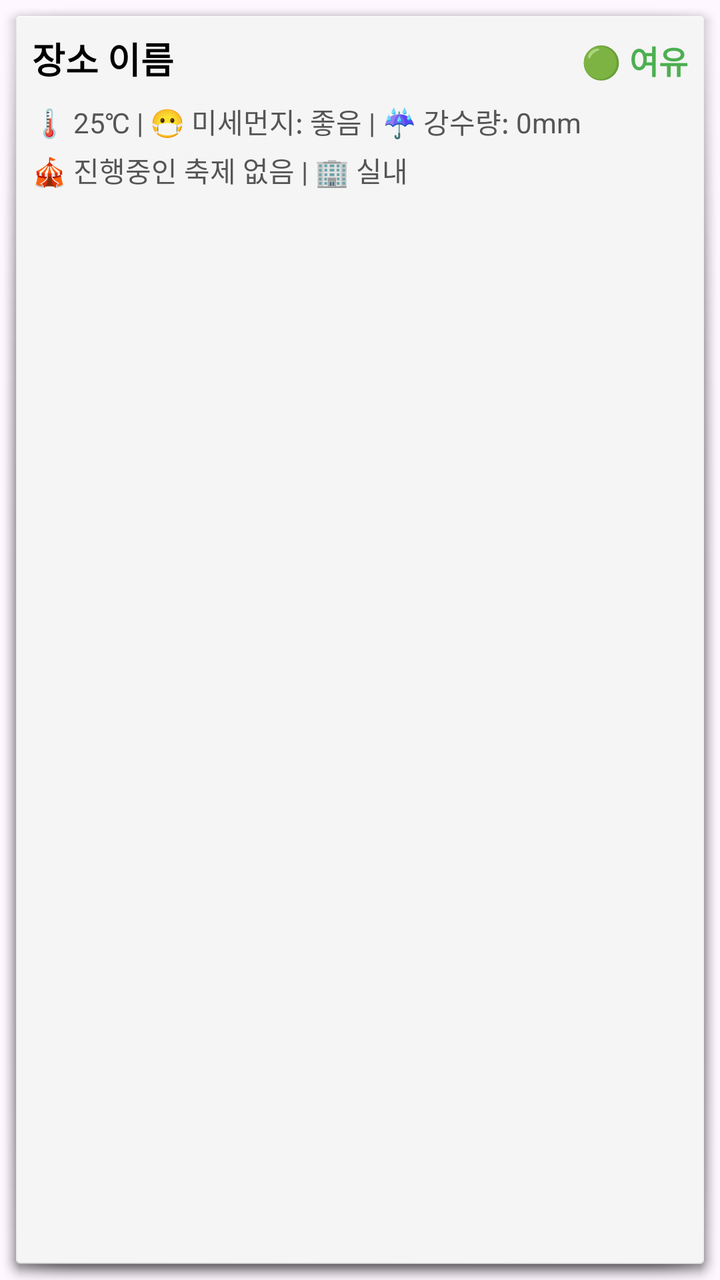
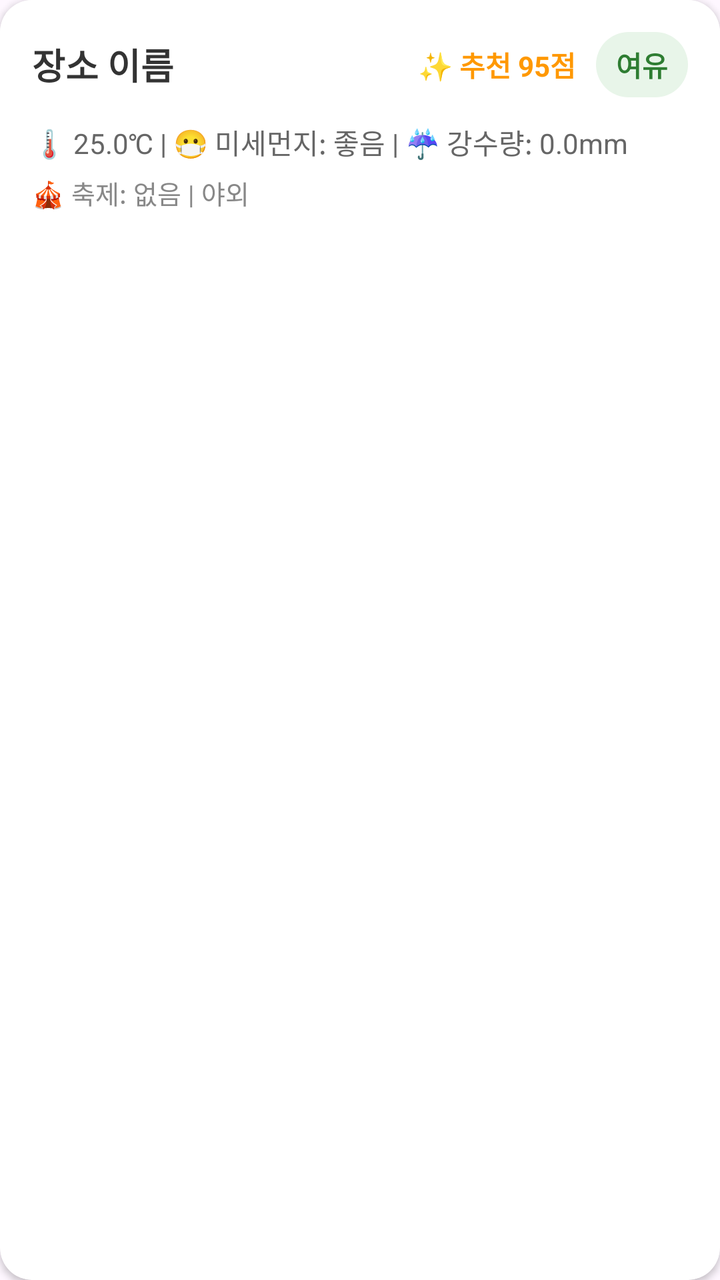

The first picture is an Android layout as it rendered before a commit; the second is the same layout after the commit. The layout source and the unified diff follow.
<!-- AndroidManifest.xml: application theme Theme.SeoulNadeuri -->
<!-- res/layout/item_hotplace.xml -->
<?xml version="1.0" encoding="utf-8"?>
<LinearLayout xmlns:android="http://schemas.android.com/apk/res/android"
    android:layout_width="match_parent"
    android:layout_height="wrap_content"
    android:layout_margin="8dp"
    android:background="@android:drawable/dialog_holo_light_frame"
    android:orientation="vertical"
    android:padding="16dp">

    <LinearLayout
        android:layout_width="match_parent"
        android:layout_height="wrap_content"
        android:orientation="horizontal"
        android:layout_marginBottom="8dp">

        <TextView
            android:id="@+id/tv_place_name"
            android:layout_width="0dp"
            android:layout_height="wrap_content"
            android:layout_weight="1"
            android:text="장소 이름"
            android:textColor="#000000"
            android:textSize="18sp"
            android:textStyle="bold" />

        <TextView
            android:id="@+id/tv_congestion"
            android:layout_width="wrap_content"
            android:layout_height="wrap_content"
            android:text="🟢 여유"
            android:textColor="#4CAF50"
            android:textSize="16sp"
            android:textStyle="bold" />
    </LinearLayout>

    <TextView
        android:id="@+id/tv_weather_info"
        android:layout_width="match_parent"
        android:layout_height="wrap_content"
        android:layout_marginBottom="4dp"
        android:text="🌡 25℃ | 😷 미세먼지: 좋음 | ☔ 강수량: 0mm"
        android:textColor="#555555"
        android:textSize="14sp" />

    <TextView
        android:id="@+id/tv_place_info"
        android:layout_width="match_parent"
        android:layout_height="wrap_content"
        android:text="🎪 진행중인 축제 없음 | 🏢 실내"
        android:textColor="#555555"
        android:textSize="14sp" />

</LinearLayout>
<!-- resources referenced by this layout -->
<resources>
  <style name="Theme.SeoulNadeuri" parent="Base.Theme.SeoulNadeuri" />
  <style name="Base.Theme.SeoulNadeuri" parent="Theme.Material3.DayNight.NoActionBar">
          
          
      </style>
</resources>

<!-- the commit's change to res/layout/item_hotplace.xml (unified diff, before → after) -->
@@ -1,53 +1,77 @@
 <?xml version="1.0" encoding="utf-8"?>
-<LinearLayout xmlns:android="http://schemas.android.com/apk/res/android"
+<androidx.cardview.widget.CardView xmlns:android="http://schemas.android.com/apk/res/android"
+    xmlns:app="http://schemas.android.com/apk/res-auto"
     android:layout_width="match_parent"
     android:layout_height="wrap_content"
-    android:layout_margin="8dp"
-    android:background="@android:drawable/dialog_holo_light_frame"
-    android:orientation="vertical"
-    android:padding="16dp">
+    android:layout_marginHorizontal="16dp"
+    android:layout_marginVertical="8dp"
+    app:cardCornerRadius="16dp"
+    app:cardElevation="2dp">
 
     <LinearLayout
         android:layout_width="match_parent"
         android:layout_height="wrap_content"
-        android:orientation="horizontal"
-        android:layout_marginBottom="8dp">
+        android:background="#FFFFFF"
+        android:orientation="vertical"
+        android:padding="16dp">
+
+        <LinearLayout
+            android:layout_width="match_parent"
+            android:layout_height="wrap_content"
+            android:layout_marginBottom="12dp"
+            android:gravity="center_vertical"
+            android:orientation="horizontal">
+
+            <TextView
+                android:id="@+id/tv_place_name"
+                android:layout_width="0dp"
+                android:layout_height="wrap_content"
+                android:layout_weight="1"
+                android:text="장소 이름"
+                android:textColor="#333333"
+                android:textSize="18sp"
+                android:textStyle="bold" />
+
+            <TextView
+                android:id="@+id/tv_ai_score"
+                android:layout_width="wrap_content"
+                android:layout_height="wrap_content"
+                android:layout_marginEnd="10dp"
+                android:text="✨ 추천 95점"
+                android:textColor="#FF9800"
+                android:textSize="14sp"
+                android:textStyle="bold" />
+
+            <TextView
+                android:id="@+id/tv_congestion"
+                android:layout_width="wrap_content"
+                android:layout_height="wrap_content"
+                android:background="@drawable/bg_search_bar"
+                android:backgroundTint="#E8F5E9"
+                android:paddingHorizontal="10dp"
+                android:paddingVertical="6dp"
+                android:text="여유"
+                android:textColor="#2E7D32"
+                android:textSize="14sp"
+                android:textStyle="bold" />
+        </LinearLayout>
 
         <TextView
-            android:id="@+id/tv_place_name"
-            android:layout_width="0dp"
+            android:id="@+id/tv_weather_info"
+            android:layout_width="match_parent"
             android:layout_height="wrap_content"
-            android:layout_weight="1"
-            android:text="장소 이름"
-            android:textColor="#000000"
-            android:textSize="18sp"
-            android:textStyle="bold" />
+            android:layout_marginBottom="6dp"
+            android:text="🌡 25.0℃ | 😷 미세먼지: 좋음 | ☔ 강수량: 0.0mm"
+            android:textColor="#666666"
+            android:textSize="14sp" />
 
         <TextView
-            android:id="@+id/tv_congestion"
-            android:layout_width="wrap_content"
+            android:id="@+id/tv_place_info"
+            android:layout_width="match_parent"
             android:layout_height="wrap_content"
-            android:text="🟢 여유"
-            android:textColor="#4CAF50"
-            android:textSize="16sp"
-            android:textStyle="bold" />
+            android:text="🎪 축제: 없음 | 야외"
+            android:textColor="#888888"
+            android:textSize="13sp" />
+
     </LinearLayout>
-
-    <TextView
-        android:id="@+id/tv_weather_info"
-        android:layout_width="match_parent"
-        android:layout_height="wrap_content"
-        android:layout_marginBottom="4dp"
-        android:text="🌡 25℃ | 😷 미세먼지: 좋음 | ☔ 강수량: 0mm"
-        android:textColor="#555555"
-        android:textSize="14sp" />
-
-    <TextView
-        android:id="@+id/tv_place_info"
-        android:layout_width="match_parent"
-        android:layout_height="wrap_content"
-        android:text="🎪 진행중인 축제 없음 | 🏢 실내"
-        android:textColor="#555555"
-        android:textSize="14sp" />
-
-</LinearLayout>
+</androidx.cardview.widget.CardView>
<!-- resource entries referenced after the edit -->
@@ -1,6 +1,15 @@
 <!-- resources referenced by this layout -->
 <resources>
+  <!-- drawable bg_search_bar (drawable) -->
+  <?xml version="1.0" encoding="utf-8"?>
+  <shape xmlns:android="http://schemas.android.com/apk/res/android">
+      
+      <corners android:radius="24dp" />
+      
+      <solid android:color="@color/bg_light_green" />
+  </shape>
   <style name="Theme.SeoulNadeuri" parent="Base.Theme.SeoulNadeuri" />
+  <color name="bg_light_green">#F1F8E9</color>
   <style name="Base.Theme.SeoulNadeuri" parent="Theme.Material3.DayNight.NoActionBar">
           
           
